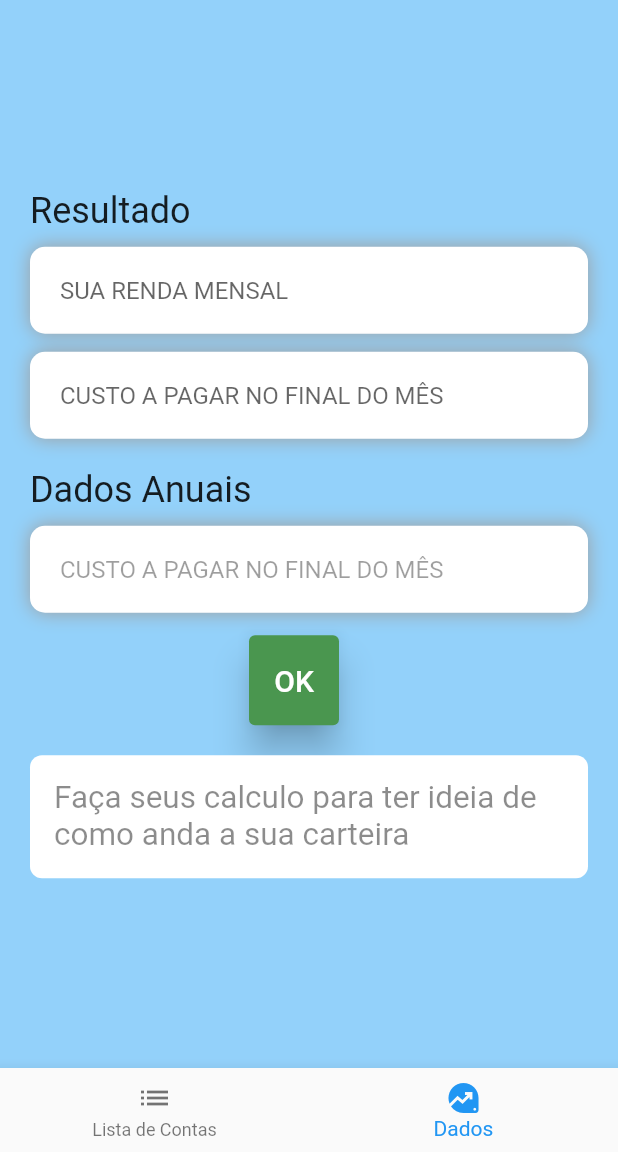
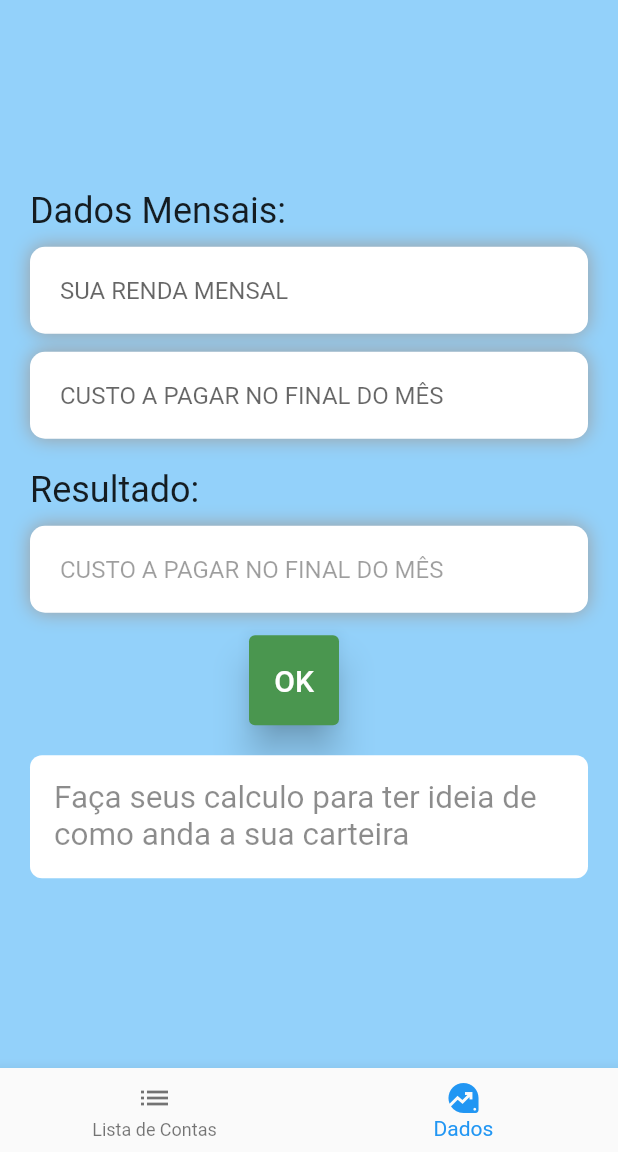
Before and after one commit to Miguel-Luis-1/MoneyControl, a Flutter app: the screen it shows after launch, swiped to page 2, on a phone screen of 412 x 824 dp, the part 84-1236 px from its top. Run offline on Flutter 3.47's test engine with Material 2 defaults, Android fonts, the phone set to English and light mode, and no system bars; our stand-ins replace shared_preferences.

Commit message:
Ajuste nos nomes na pag data

```diff
--- a/lib/home-pag.dart
+++ b/lib/home-pag.dart
@@ -75,7 +75,7 @@ AppBar _buildAppBar() {
           height: 40,
           width: 40,
           child: ClipRRect(
-            borderRadius: BorderRadius.circular(20),
+            borderRadius: BorderRadius.circular(40),
             child: Image.asset("assets/images/M-logo.png"), //Colocar a logo
           ),
         ),
--- a/lib/screens/data.dart
+++ b/lib/screens/data.dart
@@ -56,7 +56,7 @@ class _DataState extends State<Data> {
                   crossAxisAlignment: CrossAxisAlignment.start,
                   children: [
                     Text(
-                      'Resultado',
+                      'Dados Mensais:',
                       style: TextStyle(
                         fontSize: 24.0,
                       ),
@@ -117,7 +117,7 @@ class _DataState extends State<Data> {
                   crossAxisAlignment: CrossAxisAlignment.start,
                   children: [
                     Text(
-                      'Dados Anuais',
+                      'Resultado:',
                       style: TextStyle(
                         fontSize: 24.0,
                       ),
```
Also changed, not shown: assets/images/MoneyControlLogo.png (added), pubspec.lock.
